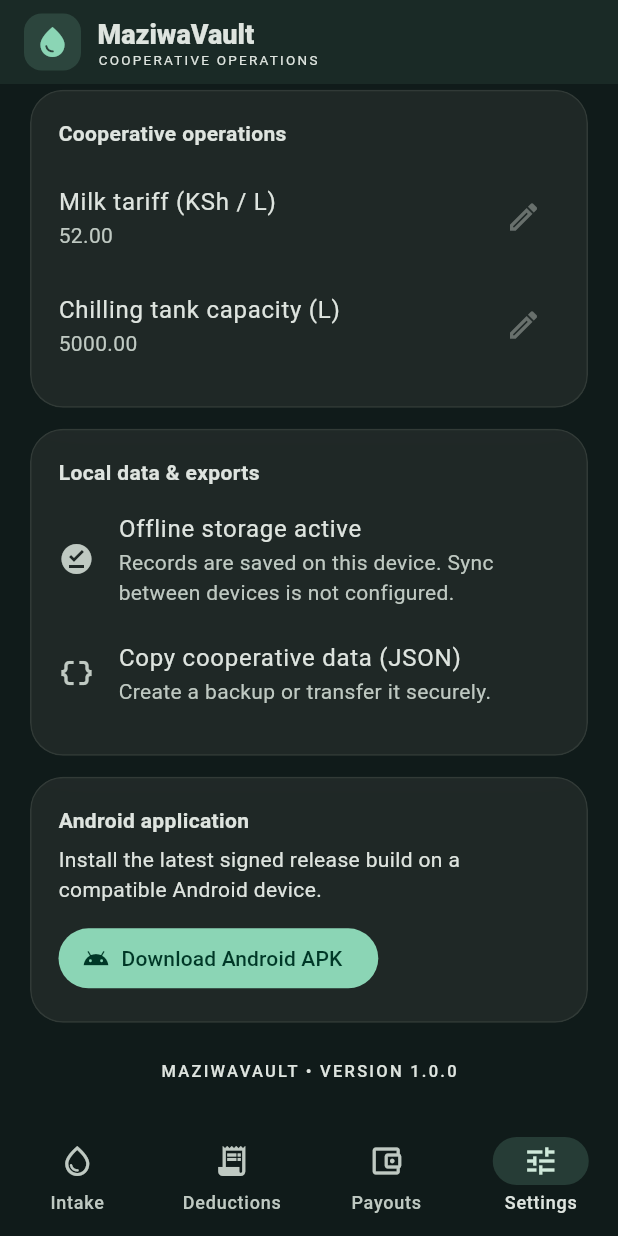
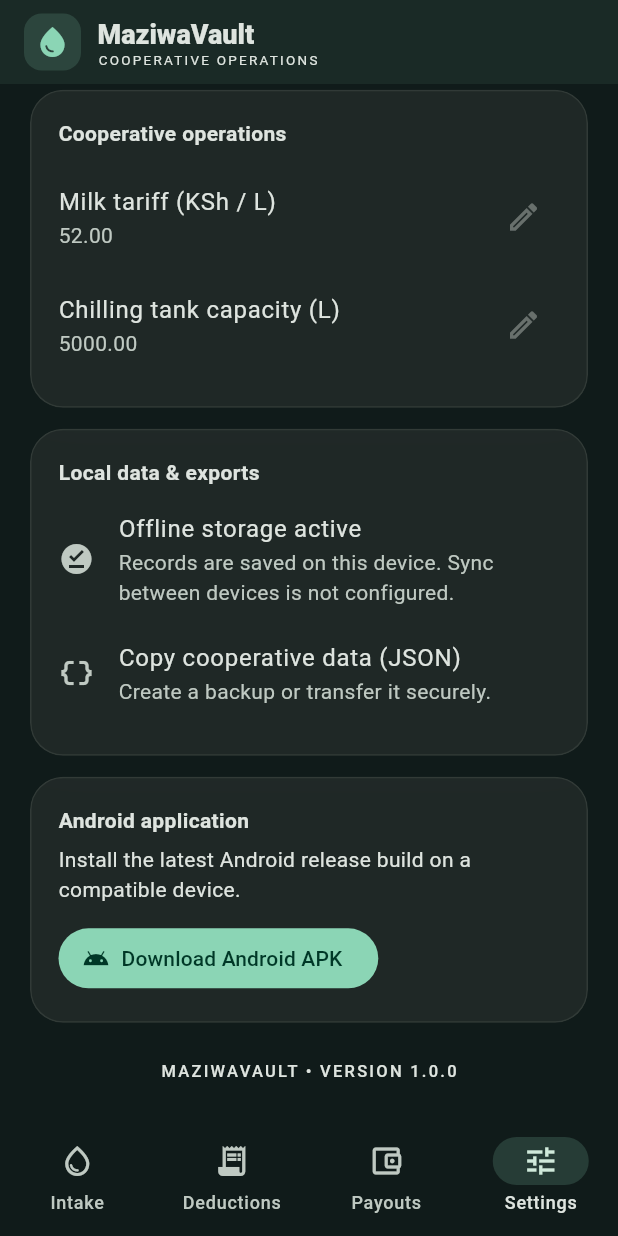
Before and after one commit to kennedy-blip/maziwa-vault, a Flutter app: the screen it shows after launch, item 4 of the bottom bar chosen, scrolled down 576 dp, on a phone screen of 412 x 824 dp. Run offline on Flutter 3.47's test engine with Material 3 defaults, Android fonts, the phone set to English and light mode, and no system bars; our stand-ins replace shared_preferences; statements that could not run were skipped.

Commit message:
docs: clarify Android release build description

```diff
--- a/lib/screens/settings_screen.dart
+++ b/lib/screens/settings_screen.dart
@@ -54,7 +54,7 @@ class SettingsScreen extends StatelessWidget {
       const SizedBox(height: 14),
       GlassPanel(child: Column(crossAxisAlignment: CrossAxisAlignment.start, children: [
         const Text('Android application', style: TextStyle(fontWeight: FontWeight.w700)),
-        const SizedBox(height: 6), const Text('Install the latest signed release build on a compatible Android device.'),
+        const SizedBox(height: 6), const Text('Install the latest Android release build on a compatible device.'),
         const SizedBox(height: 12),
         FilledButton.icon(onPressed: () async {
           final uri = Uri.parse('https://github.com/kennedy-blip/maziwa-vault/releases/latest/download/app-release.apk');
```
